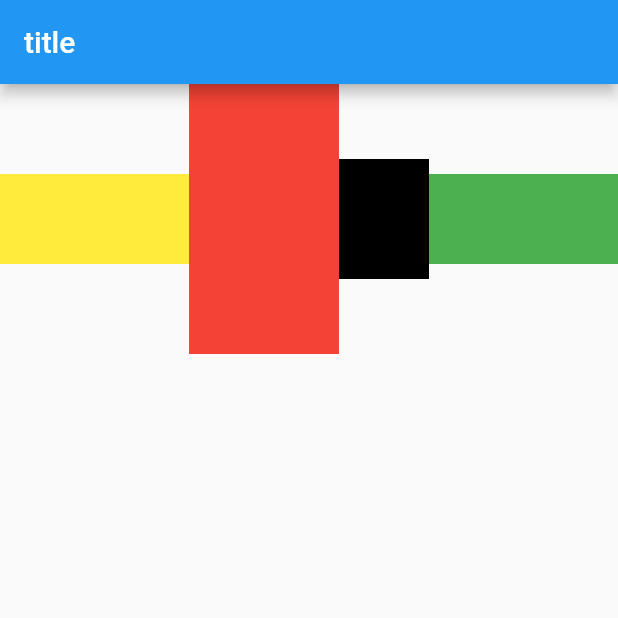
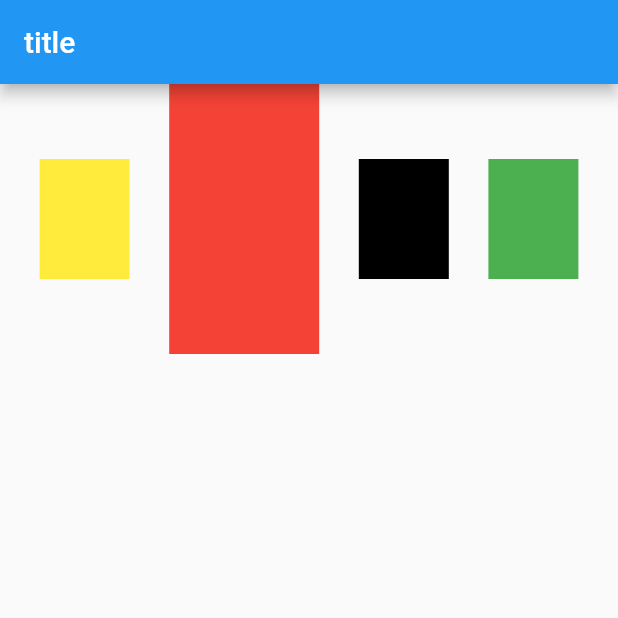
Before and after one commit to zhumingwei/flutter_app_helloworld, a Flutter app: the screen it shows after launch, on a phone screen of 412 x 824 dp, the top half of it. Run offline on Flutter 3.47's test engine with Material 2 defaults, Android fonts, the phone set to English and light mode, and no system bars.

Commit message:
row,column,expand2

```diff
--- a/lib/main.dart
+++ b/lib/main.dart
@@ -27,13 +27,13 @@ class MyView extends StatelessWidget {
         title: Text("title"),
       ),
       body: Row(
+        mainAxisAlignment: MainAxisAlignment.spaceEvenly,
+        mainAxisSize: MainAxisSize.max,
         children: [
-          Expanded(
-            flex: 1,
-            child: Container(
-              color: Colors.yellow,
-              height: 60,
-            ),
+          Container(
+            color: Colors.yellow,
+            height: 80,
+            width: 60,
           ),
           Container(
             color: Colors.red,
@@ -45,12 +45,10 @@ class MyView extends StatelessWidget {
             width: 60,
             height: 80,
           ),
-          Expanded(
-            flex: 1,
-            child: Container(
-              color: Colors.green,
-              height: 60,
-            ),
+          Container(
+            color: Colors.green,
+            width: 60,
+            height: 80,
           ),
         ],
       ),
```
